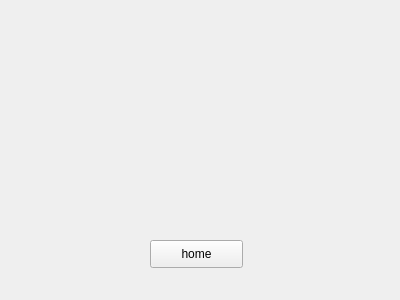
This is gamelosebox.ui in Camelia727/CppFinalProj as Qt 5 draws it before an edit. The edited form follows.
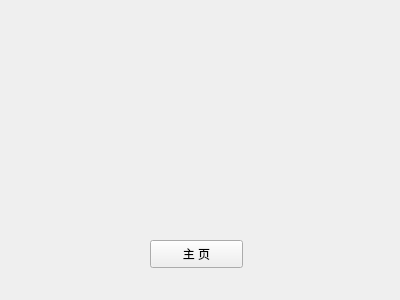
This is the edited form.

Diff of the .ui file:
```diff
--- a/gamelosebox.ui
+++ b/gamelosebox.ui
@@ -23,7 +23,7 @@
     </rect>
    </property>
    <property name="text">
-    <string>home</string>
+    <string>主 页</string>
    </property>
   </widget>
  </widget>
```
